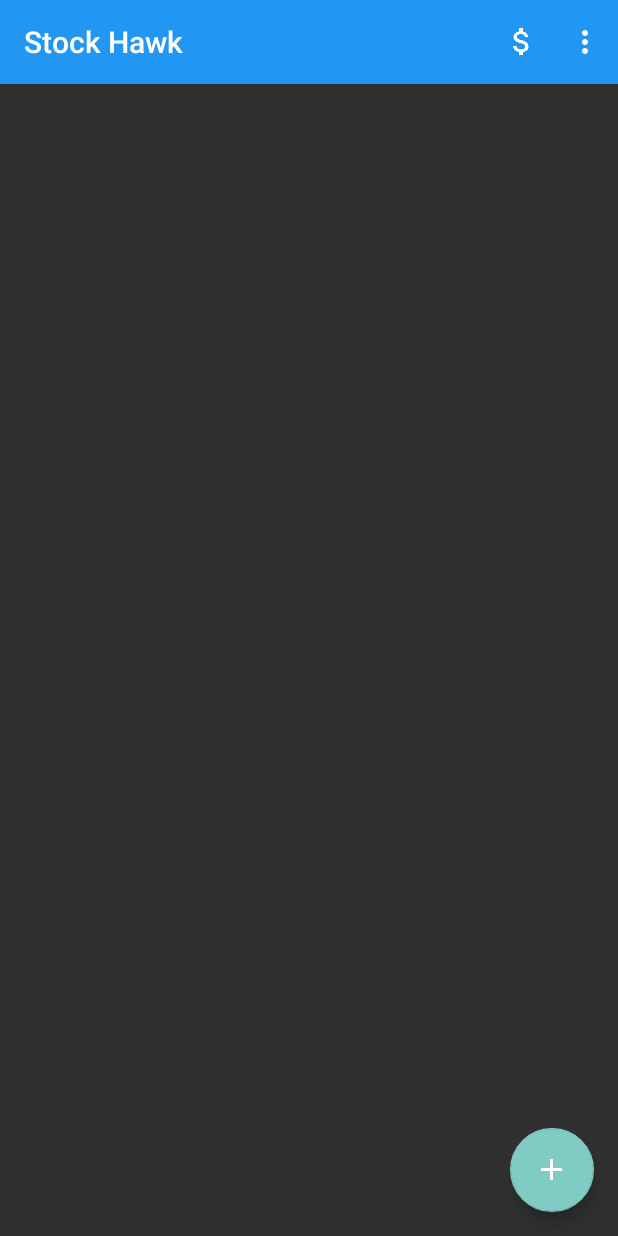
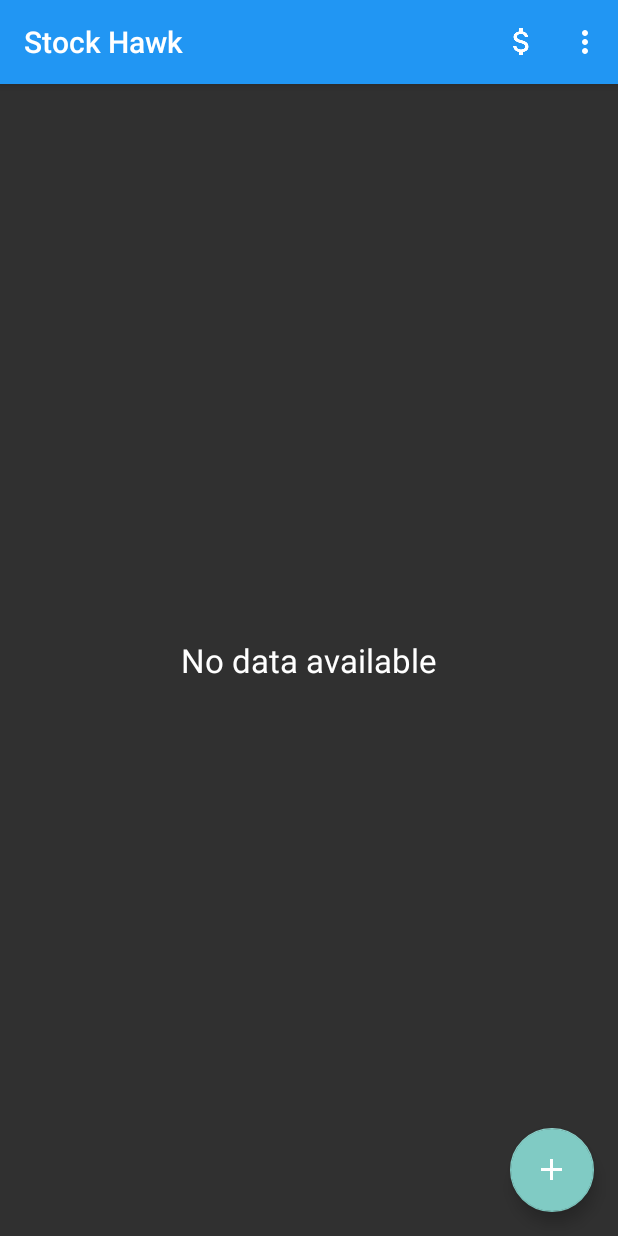
Before and after one commit to Songroid/Udacity_StockHawk, an Android app: the screen it shows after launch (MyStocksActivity), on a phone screen of 412 x 824 dp. Run offline under Robolectric (Android 15) with nearby library versions, the phone set to English and light mode, and no system bars; libraries missing offline, so code that uses them is left out: com.afollestad.materialdialogs, com.google.android.gms, com.melnykov.fab, net.simonvt.schematic; plain views replace FloatingActionButton; 5 statements that could not run were skipped.

Commit message:
Finalize all stuff

```diff
--- a/app/src/main/java/com/sam_chordas/android/stockhawk/ui/MyStocksActivity.java
+++ b/app/src/main/java/com/sam_chordas/android/stockhawk/ui/MyStocksActivity.java
@@ -20,6 +20,7 @@ import android.view.Gravity;
 import android.view.Menu;
 import android.view.MenuItem;
 import android.view.View;
+import android.widget.TextView;
 import android.widget.Toast;
 import com.afollestad.materialdialogs.MaterialDialog;
 import com.sam_chordas.android.stockhawk.R;
@@ -57,6 +58,9 @@ public class MyStocksActivity extends AppCompatActivity implements LoaderManager
   private Cursor mCursor;
   boolean isConnected;
 
+  private RecyclerView recyclerView;
+  private TextView emptyView;
+
   @Override
   protected void onCreate(Bundle savedInstanceState) {
     super.onCreate(savedInstanceState);
@@ -80,7 +84,9 @@ public class MyStocksActivity extends AppCompatActivity implements LoaderManager
         networkToast();
       }
     }
-    RecyclerView recyclerView = (RecyclerView) findViewById(R.id.recycler_view);
+    recyclerView = (RecyclerView) findViewById(R.id.recycler_view);
+    emptyView = (TextView) findViewById(R.id.empty_view);
+
     recyclerView.setLayoutManager(new LinearLayoutManager(this));
     getLoaderManager().initLoader(CURSOR_LOADER_ID, null, this);
 
@@ -100,6 +106,7 @@ public class MyStocksActivity extends AppCompatActivity implements LoaderManager
             }));
     recyclerView.setAdapter(mCursorAdapter);
 
+    showEmptyView();
 
     FloatingActionButton fab = (FloatingActionButton) findViewById(R.id.fab);
     fab.attachToRecyclerView(recyclerView);
@@ -226,6 +233,7 @@ public class MyStocksActivity extends AppCompatActivity implements LoaderManager
   public void onLoadFinished(Loader<Cursor> loader, Cursor data){
     mCursorAdapter.swapCursor(data);
     mCursor = data;
+      showEmptyView();
   }
 
   @Override
@@ -233,4 +241,13 @@ public class MyStocksActivity extends AppCompatActivity implements LoaderManager
     mCursorAdapter.swapCursor(null);
   }
 
+    private void showEmptyView() {
+        if (mCursor==null || mCursor.getCount() == 0) {
+            recyclerView.setVisibility(View.GONE);
+            emptyView.setVisibility(View.VISIBLE);
+        } else {
+            recyclerView.setVisibility(View.VISIBLE);
+            emptyView.setVisibility(View.GONE);
+        }
+    }
 }
--- a/app/src/main/res/layout/activity_my_stocks.xml
+++ b/app/src/main/res/layout/activity_my_stocks.xml
@@ -6,18 +6,33 @@
     android:layout_height="match_parent"
     >
 
-  <android.support.v7.widget.RecyclerView
-      android:id="@+id/recycler_view"
-      android:layout_width="match_parent"
-      android:layout_height="match_parent"
-      />
+    <RelativeLayout
+        android:layout_width="match_parent"
+        android:layout_height="match_parent">
+
+        <android.support.v7.widget.RecyclerView
+            android:id="@+id/recycler_view"
+            android:layout_width="match_parent"
+            android:layout_height="match_parent"
+            />
+
+        <TextView
+            android:id="@+id/empty_view"
+            android:layout_width="wrap_content"
+            android:layout_height="wrap_content"
+            android:layout_centerInParent="true"
+            android:textAppearance="?android:attr/textAppearanceLarge"
+            android:visibility="gone"
+            android:text="@string/no_data_available" />
+
+    </RelativeLayout>
 
   <com.melnykov.fab.FloatingActionButton
       android:id="@+id/fab"
       android:contentDescription="@string/fab_button"
       android:layout_width="wrap_content"
       android:layout_height="wrap_content"
-      android:layout_gravity="bottom|right"
+      android:layout_gravity="bottom|end"
       android:layout_margin="16dp"
       android:src="@drawable/ic_add_white_24dp"
       fab:fab_colorNormal="@color/material_blue_500"
--- a/app/src/main/res/layout/list_item_quote.xml
+++ b/app/src/main/res/layout/list_item_quote.xml
@@ -13,14 +13,14 @@
       style="@style/StockSymbolTextStyle"
       android:layout_width="wrap_content"
       android:layout_height="wrap_content"
-      android:gravity="left|center_vertical"
+      android:gravity="start|center_vertical"
       tools:text="GOOG"
       />
   <LinearLayout
       android:layout_width="0dp"
       android:layout_height="wrap_content"
       android:layout_weight="1"
-      android:gravity="right"
+      android:gravity="end"
       >
     <TextView
         android:id="@+id/bid_price"
@@ -28,6 +28,8 @@
         android:layout_width="wrap_content"
         android:layout_height="wrap_content"
         android:paddingRight="10sp"
+        android:paddingLeft="10sp"
+        android:paddingEnd="10sp"
         tools:text="1000.00"
         />
     <TextView
--- a/app/src/main/res/layout/widget_collection_item.xml
+++ b/app/src/main/res/layout/widget_collection_item.xml
@@ -15,7 +15,7 @@
         android:layout_width="wrap_content"
         android:layout_height="wrap_content"
         android:layout_margin="3dp"
-        android:gravity="left|center_vertical"
+        android:gravity="start|center_vertical"
         tools:text="GOOG"
         />
 
@@ -24,7 +24,7 @@
         style="@style/PercentChangeTextStyle"
         android:layout_width="wrap_content"
         android:layout_height="wrap_content"
-        android:layout_gravity="right"
+        android:layout_gravity="end"
         android:layout_margin="3dp"
         android:background="@drawable/percent_change_pill"
         android:paddingLeft="3dp"
--- a/app/src/main/res/layout/widget_large.xml
+++ b/app/src/main/res/layout/widget_large.xml
@@ -13,21 +13,23 @@
         style="@style/StockSymbolTextStyle"
         android:layout_width="wrap_content"
         android:layout_height="wrap_content"
-        android:gravity="left|center_vertical"
+        android:gravity="start|center_vertical"
         tools:text="GOOG"
         />
     <LinearLayout
         android:layout_width="0dp"
         android:layout_height="wrap_content"
         android:layout_weight="1"
-        android:gravity="right"
+        android:gravity="end"
         >
         <TextView
             android:id="@+id/bid_price"
             style="@style/BidPriceTextStyle"
             android:layout_width="wrap_content"
             android:layout_height="wrap_content"
+            android:paddingLeft="10sp"
             android:paddingRight="10sp"
+            android:paddingEnd="10sp"
             tools:text="1000.00"
             />
         <TextView
--- a/app/src/main/res/values/strings.xml
+++ b/app/src/main/res/values/strings.xml
@@ -1,14 +1,14 @@
 <resources>
     <string name="app_name">Stock Hawk</string>
 
-    <string name="action_example">Example action</string>
+    <string name="action_example" translatable="false">Example action</string>
 
     <string name="action_settings">Settings</string>
     <string name="action_change_units">Change Units</string>
     <string name="symbol_search">Symbol Search</string>
     <string name="content_test">Search for a Stock Symbol</string>
     <string name="input_hint">FB</string>
-    <string name="input_prefill"></string>
+    <string name="input_prefill" translatable="false"></string>
     <string name="widget_title">Today\'s Market</string>
     <string name="network_toast">Uh-oh! This app requires an internet connection</string>
     <string name="stock_not_existed">No results found</string>
@@ -16,5 +16,6 @@
     <string name="title_activity_stock_detail">Stock details</string>
     <string name="showing_past_month_data">Showing past month data</string>
     <string name="retry_button">retry</string>
+    <string name="no_data_available">No data available</string>
 
 </resources>
--- a/app/src/main/res/xml/widget_info.xml
+++ b/app/src/main/res/xml/widget_info.xml
@@ -2,5 +2,6 @@
 <appwidget-provider xmlns:android="http://schemas.android.com/apk/res/android"
     android:initialLayout="@layout/widget_collection"
     android:minHeight="@dimen/widget_default_height"
+    android:resizeMode="horizontal|vertical"
     android:minWidth="@dimen/widget_default_width"
     android:updatePeriodMillis="900000"/>
```
